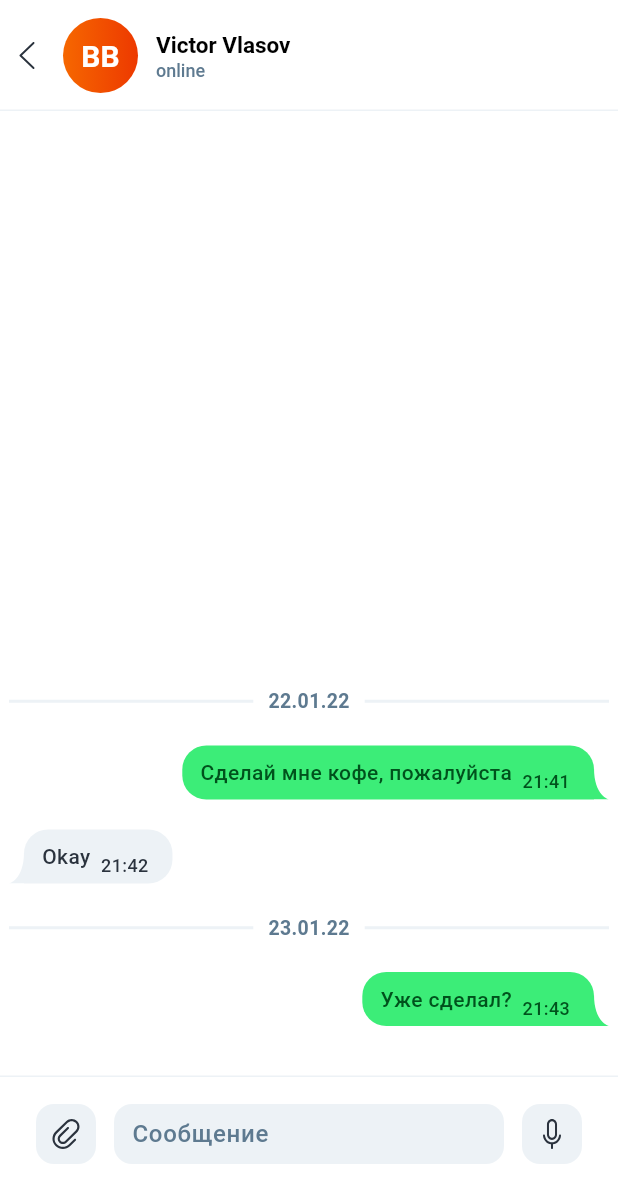
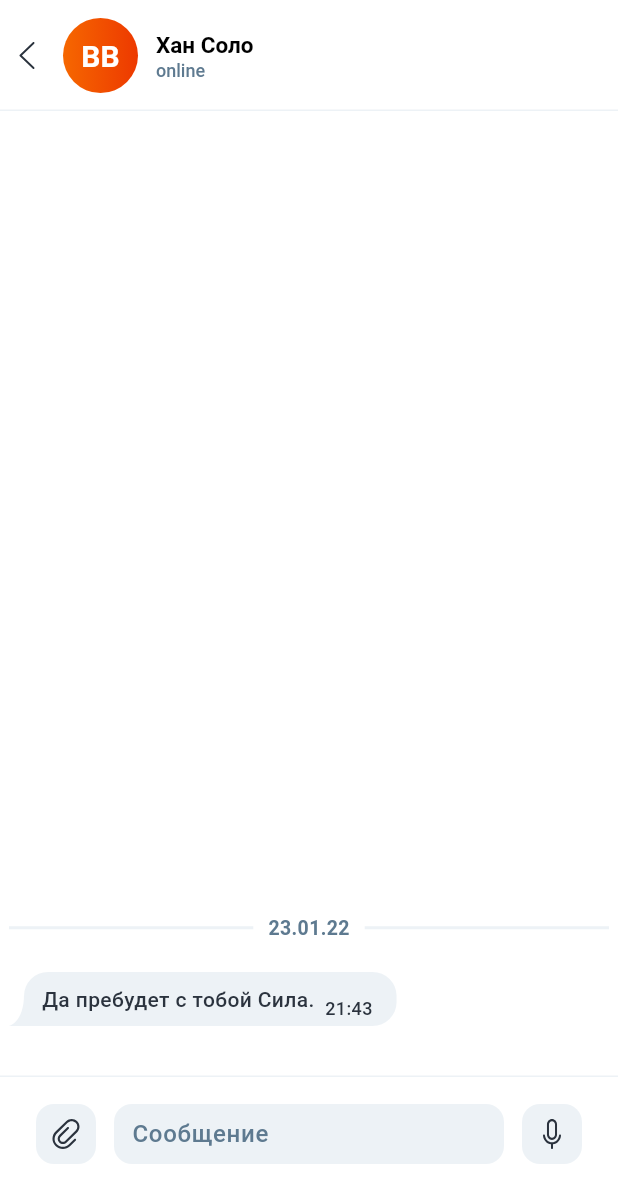
Before and after one commit to SarsenovZ2z/mozz, a Flutter app: the screen it shows after launch, after a tap on "BB", on a phone screen of 412 x 824 dp. Shown: the top 1203 px of the screen. Run offline on Flutter 3.47's test engine with Material 3 defaults, Android fonts, the phone set to English and light mode, and no system bars; our stand-ins replace dartz, equatable, flutter_bloc, flutter_svg, get_it, go_router.

Commit message:
chat inner screen integration

```diff
--- a/lib/src/features/chat/chat_service_provider.dart
+++ b/lib/src/features/chat/chat_service_provider.dart
@@ -6,8 +6,11 @@ import 'package:mozz/src/features/chat/data/datasources/chat_datasource.dart';
 import 'package:mozz/src/features/chat/data/datasources/chat_memory_datasource.dart';
 import 'package:mozz/src/features/chat/data/repositories/chat_repository.dart';
 import 'package:mozz/src/features/chat/domain/repositories/chat_repository.dart';
+import 'package:mozz/src/features/chat/domain/usecases/fetch_chat.dart';
 import 'package:mozz/src/features/chat/domain/usecases/fetch_chats.dart';
 import 'package:mozz/src/features/chat/domain/usecases/fetch_messages.dart';
+import 'package:mozz/src/features/chat/presentation/controllers/chat_cubit.dart';
+import 'package:mozz/src/features/chat/presentation/controllers/chat_messages_cubit.dart';
 import 'package:mozz/src/features/chat/presentation/controllers/chats_cubit.dart';
 import 'package:mozz/src/features/chat/presentation/pages/chat_screen.dart';
 
@@ -24,7 +27,7 @@ class ChatServiceProvider extends ServiceProvider {
           key: state.pageKey,
           child: ChatScreen(
             key: state.pageKey,
-            chatId: state.pathParameters['id']!,
+            chatId: int.parse(state.pathParameters['id']!),
           ),
         ),
       ),
@@ -36,6 +39,18 @@ class ChatServiceProvider extends ServiceProvider {
     GetIt.instance.registerFactory<ChatsCubit>(
       () => ChatsCubit(
         fetchChats: GetIt.instance(),
+      ),
+    );
+
+    GetIt.instance.registerFactory<ChatCubit>(
+      () => ChatCubit(
+        fetchChat: GetIt.instance(),
+      ),
+    );
+
+    GetIt.instance.registerFactory<ChatMessagesCubit>(
+      () => ChatMessagesCubit(
+        fetchMessages: GetIt.instance(),
       ),
     );
   }
@@ -64,6 +79,12 @@ class ChatServiceProvider extends ServiceProvider {
       ),
     );
 
+    GetIt.instance.registerFactory<FetchChat>(
+      () => FetchChat(
+        chatRepository: GetIt.instance(),
+      ),
+    );
+
     GetIt.instance.registerFactory<FetchMessages>(
       () => FetchMessages(
         chatRepository: GetIt.instance(),
--- a/lib/src/features/chat/data/datasources/chat_datasource.dart
+++ b/lib/src/features/chat/data/datasources/chat_datasource.dart
@@ -4,5 +4,7 @@ import 'package:mozz/src/features/chat/domain/entities/message_entity.dart';
 abstract class ChatDataSource {
   Future<List<ChatEntity>> fetchChats();
 
+  Future<ChatEntity> fetchChat(int chatId);
+
   Future<List<MessageEntity>> fetchMessages(int chatId);
 }
--- a/lib/src/features/chat/data/datasources/chat_memory_datasource.dart
+++ b/lib/src/features/chat/data/datasources/chat_memory_datasource.dart
@@ -3,9 +3,7 @@ import 'package:mozz/src/features/chat/domain/entities/chat_entity.dart';
 import 'package:mozz/src/features/chat/domain/entities/message_entity.dart';
 
 class ChatMemoryDataSource implements ChatDataSource {
-  @override
-  Future<List<ChatEntity>> fetchChats() async {
-    return <ChatEntity>[
+  static final chats = <ChatEntity>[
     ChatEntity(
       id: 1,
       name: 'Хан Соло',
@@ -29,11 +27,21 @@ class ChatMemoryDataSource implements ChatDataSource {
       ),
     ),
   ];
+
+  @override
+  Future<List<ChatEntity>> fetchChats() async {
+    return chats;
   }
 
   @override
-  Future<List<MessageEntity>> fetchMessages(int chatId) {
-    // TODO: implement fetchMessages
-    throw UnimplementedError();
+  Future<ChatEntity> fetchChat(int chatId) async {
+    return chats.firstWhere((chat) => chat.id == chatId);
+  }
+
+  @override
+  Future<List<MessageEntity>> fetchMessages(int chatId) async {
+    return [
+      (await fetchChat(chatId)).lastMessage!,
+    ];
   }
 }
--- a/lib/src/features/chat/data/datasources/chat_remote_datasource.dart
+++ b/lib/src/features/chat/data/datasources/chat_remote_datasource.dart
@@ -19,4 +19,10 @@ class ChatRemoteDataSource extends RemoteDataSource implements ChatDataSource {
     // TODO: implement fetchMessages
     throw UnimplementedError();
   }
+
+  @override
+  Future<ChatEntity> fetchChat(int chatId) {
+    // TODO: implement fetchChat
+    throw UnimplementedError();
+  }
 }
--- a/lib/src/features/chat/data/repositories/chat_repository.dart
+++ b/lib/src/features/chat/data/repositories/chat_repository.dart
@@ -33,4 +33,15 @@ class ChatRepositoryImpl implements ChatRepository {
     return Left(UnexpectedFailure(e));
     }
   }
+
+  @override
+  Future<Either<Failure, ChatEntity>> fetchChat(int chatId) async {
+    try {
+      return Right(await chatDataSource.fetchChat(chatId));
+    } on Failure catch(e) {
+      return Left(e);
+    } catch (e) {
+      return Left(UnexpectedFailure(e));
+    }
+  }
 }
--- a/lib/src/features/chat/domain/repositories/chat_repository.dart
+++ b/lib/src/features/chat/domain/repositories/chat_repository.dart
@@ -6,6 +6,8 @@ import 'package:mozz/src/features/chat/domain/entities/message_entity.dart';
 abstract class ChatRepository {
   Future<Either<Failure, List<ChatEntity>>> fetchChats();
 
+  Future<Either<Failure, ChatEntity>> fetchChat(int chatId);
+
   // TODO: add pagination
   Future<Either<Failure, List<MessageEntity>>> fetchMessages(int chatId);
 }
--- /dev/null
+++ b/lib/src/features/chat/domain/usecases/fetch_chat.dart
@@ -0,0 +1,24 @@
+import 'package:dartz/dartz.dart';
+import 'package:mozz/src/common/domain/entities/failure.dart';
+import 'package:mozz/src/common/domain/usecases/usecase.dart';
+import 'package:mozz/src/features/chat/domain/entities/chat_entity.dart';
+import 'package:mozz/src/features/chat/domain/repositories/chat_repository.dart';
+
+class FetchChat extends UseCase<Either<Failure, ChatEntity>, FetchChatParams> {
+  final ChatRepository chatRepository;
+
+  const FetchChat({
+    required this.chatRepository,
+  });
+
+  @override
+  Future<Either<Failure, ChatEntity>> call(FetchChatParams params) {
+    return chatRepository.fetchChat(params.chatId);
+  }
+}
+
+class FetchChatParams {
+  final int chatId;
+
+  const FetchChatParams(this.chatId);
+}
--- /dev/null
+++ b/lib/src/features/chat/presentation/controllers/chat_cubit.dart
@@ -0,0 +1,66 @@
+import 'package:dartz/dartz.dart';
+import 'package:equatable/equatable.dart';
+import 'package:mozz/src/common/domain/entities/failure.dart';
+import 'package:mozz/src/common/presentation/controllers/data_cubit.dart';
+import 'package:mozz/src/common/presentation/controllers/data_states.dart';
+import 'package:mozz/src/features/chat/domain/entities/chat_entity.dart';
+import 'package:mozz/src/features/chat/domain/usecases/fetch_chat.dart';
+
+class LoadChatParams extends Equatable {
+  final int chatId;
+
+  const LoadChatParams(this.chatId);
+
+  @override
+  List<Object?> get props => [];
+}
+
+class Chat extends Equatable {
+  final ChatEntity chat;
+
+  const Chat({
+    required this.chat,
+  });
+
+  @override
+  List<Object?> get props => [
+        chat,
+      ];
+}
+
+class ChatCubit extends DataCubit<Chat, LoadChatParams> {
+  final FetchChat fetchChat;
+
+  ChatCubit({
+    required this.fetchChat,
+  });
+
+  @override
+  bool canLazyLoad(LoadedState<Chat> state) {
+    return false;
+  }
+
+  @override
+  Future<Either<Failure, dynamic>> fetch(
+    LoadChatParams params,
+    LoadedState<Chat>? oldState,
+  ) {
+    return fetchChat(
+      FetchChatParams(params.chatId),
+    );
+  }
+
+  @override
+  Future<DataState<Chat>> getLoadedState(
+    LoadChatParams params,
+    LoadedState<Chat>? oldState,
+    data,
+  ) async {
+    return LoadedState(
+      params: params,
+      result: Chat(
+        chat: data,
+      ),
+    );
+  }
+}
--- /dev/null
+++ b/lib/src/features/chat/presentation/controllers/chat_messages_cubit.dart
@@ -0,0 +1,64 @@
+import 'package:dartz/dartz.dart';
+import 'package:equatable/equatable.dart';
+import 'package:mozz/src/common/domain/entities/failure.dart';
+import 'package:mozz/src/common/presentation/controllers/data_cubit.dart';
+import 'package:mozz/src/common/presentation/controllers/data_states.dart';
+import 'package:mozz/src/features/chat/domain/entities/message_entity.dart';
+import 'package:mozz/src/features/chat/domain/usecases/fetch_messages.dart';
+
+class LoadChatMessages extends Equatable {
+  final int chatId;
+
+  const LoadChatMessages(this.chatId);
+
+  @override
+  List<Object?> get props => [];
+}
+
+class ChatMessages extends Equatable {
+  final List<MessageEntity> messages;
+
+  const ChatMessages({required this.messages});
+
+  @override
+  List<Object?> get props => [
+        messages,
+      ];
+}
+
+class ChatMessagesCubit extends DataCubit<ChatMessages, LoadChatMessages> {
+  final FetchMessages fetchMessages;
+
+  ChatMessagesCubit({
+    required this.fetchMessages,
+  });
+
+  @override
+  bool canLazyLoad(LoadedState<ChatMessages> state) {
+    return false;
+  }
+
+  @override
+  Future<Either<Failure, dynamic>> fetch(
+    LoadChatMessages params,
+    LoadedState<ChatMessages>? oldState,
+  ) {
+    return fetchMessages(
+      FetchMessagesParams(params.chatId),
+    );
+  }
+
+  @override
+  Future<DataState<ChatMessages>> getLoadedState(
+    LoadChatMessages params,
+    LoadedState<ChatMessages>? oldState,
+    data,
+  ) async {
+    return LoadedState(
+      params: params,
+      result: ChatMessages(
+        messages: data,
+      ),
+    );
+  }
+}
--- a/lib/src/features/chat/presentation/pages/chat_screen.dart
+++ b/lib/src/features/chat/presentation/pages/chat_screen.dart
@@ -1,13 +1,19 @@
 import 'package:flutter/material.dart';
+import 'package:flutter_bloc/flutter_bloc.dart';
 import 'package:flutter_svg/flutter_svg.dart';
+import 'package:get_it/get_it.dart';
 import 'package:intl/intl.dart';
+import 'package:mozz/src/common/presentation/controllers/data_states.dart';
 import 'package:mozz/src/common/presentation/widgets/ui/back_arrow.dart';
+import 'package:mozz/src/features/chat/domain/entities/chat_entity.dart';
 import 'package:mozz/src/features/chat/domain/entities/message_entity.dart';
+import 'package:mozz/src/features/chat/presentation/controllers/chat_cubit.dart';
+import 'package:mozz/src/features/chat/presentation/controllers/chat_messages_cubit.dart';
 import 'package:mozz/src/features/chat/presentation/widgets/chat_image.dart';
 import 'package:mozz/src/utils/extensions/iterable/group_by.dart';
 
 class ChatScreen extends StatelessWidget {
-  final String chatId;
+  final int chatId;
 
   const ChatScreen({
     super.key,
@@ -16,34 +22,66 @@ class ChatScreen extends StatelessWidget {
 
   @override
   Widget build(BuildContext context) {
+    return MultiBlocProvider(
+      providers: [
+        BlocProvider<ChatCubit>(
+          create: (_) => GetIt.instance()..load(LoadChatParams(chatId)),
+        ),
+        BlocProvider<ChatMessagesCubit>(
+          create: (_) => GetIt.instance()..load(LoadChatMessages(chatId)),
+        ),
+      ],
+      child: BlocBuilder<ChatCubit, DataState<Chat>>(builder: (context, state) {
+        if (state is LoadingState) {
+          return const Center(
+            child: CircularProgressIndicator(),
+          );
+        }
+
+        if (state is! LoadedState<Chat>) {
+          // TODO: show error
+          return const SizedBox();
+        }
+
         return Scaffold(
           appBar: AppBar(
             leadingWidth: 36,
             leading: const BackArrow(),
-        title: const _Title(),
+            title: _Title(
+              chat: state.result.chat,
+            ),
             toolbarHeight: 74,
           ),
           body: const _Content(),
           bottomSheet: const _Bottom(),
         );
+      }),
+    );
   }
 }
 
 class _Title extends StatelessWidget {
-  const _Title({super.key});
+  final ChatEntity chat;
+
+  const _Title({
+    super.key,
+    required this.chat,
+  });
 
   @override
   Widget build(BuildContext context) {
     return Row(
       children: [
-        const ChatImage(),
+        ChatImage(
+          chatId: chat.id,
+        ),
         const SizedBox(width: 12),
         Column(
           crossAxisAlignment: CrossAxisAlignment.start,
           children: [
-            const Text(
-              'Victor Vlasov',
-              style: TextStyle(
+            Text(
+              chat.name,
+              style: const TextStyle(
                 fontSize: 15,
                 fontWeight: FontWeight.w600,
               ),
@@ -68,31 +106,20 @@ class _Content extends StatelessWidget {
 
   @override
   Widget build(BuildContext context) {
-    final List<MessageEntity> messages = [
-      MessageEntity(
-        id: 3,
-        message: 'Уже сделал?',
-        isSentByUser: true,
-        createdAt: DateTime.parse('2022-01-23 21:43:00'),
-        readAt: null,
-      ),
-      MessageEntity(
-        id: 2,
-        message: 'Okay',
-        isSentByUser: false,
-        createdAt: DateTime.parse('2022-01-22 21:42:00'),
-        readAt: null,
-      ),
-      MessageEntity(
-        id: 1,
-        message: 'Сделай мне кофе, пожалуйста',
-        isSentByUser: true,
-        createdAt: DateTime.parse('2022-01-22 21:41:00'),
-        readAt: null,
-      ),
-    ];
+    return BlocBuilder<ChatMessagesCubit, DataState<ChatMessages>>(
+        builder: (context, state) {
+      if (state is LoadingState) {
+        // TODO: use Shimmer
+        return const Center(
+          child: CircularProgressIndicator(),
+        );
+      }
 
-    final grouped = messages.groupBy<String>(
+      if (state is! LoadedState<ChatMessages>) {
+        return const SizedBox();
+      }
+
+      final grouped = state.result.messages.groupBy<String>(
         (message) => DateFormat('dd.MM.yy').format(message.createdAt),
       );
 
@@ -113,6 +140,7 @@ class _Content extends StatelessWidget {
           ],
         ],
       );
+    });
   }
 }
 
@@ -368,7 +396,6 @@ class _ChatButton extends StatelessWidget {
 }
 
 class _TextInput extends StatefulWidget {
-
   const _TextInput({super.key});
 
   @override
```
Lines whose indentation alone changed are shown as unchanged.
